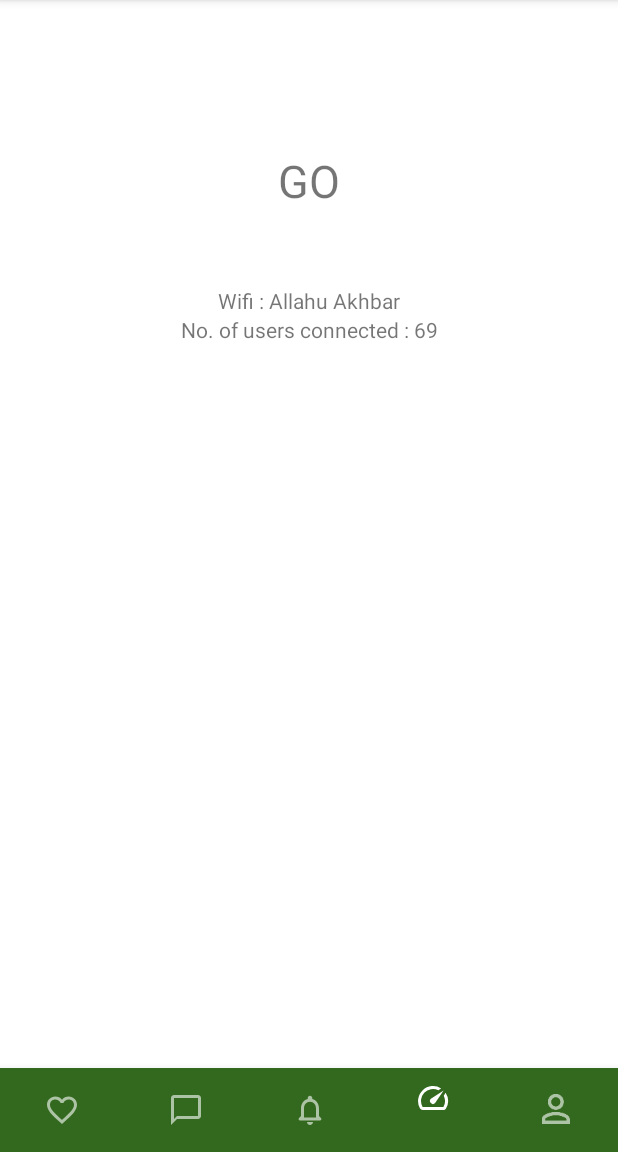
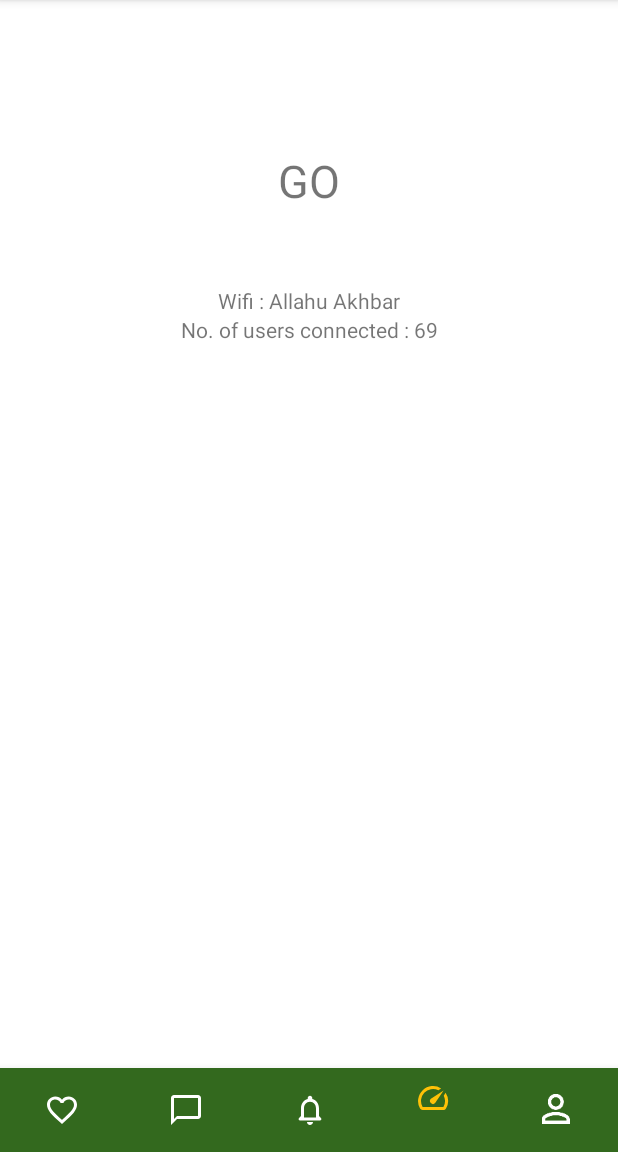
Before and after one commit to Deadshot619/EyHotspot, an Android app: the screen it shows after launch (BottomNavHomeActivity), item 4 of the bottom bar chosen, on a phone screen of 412 x 824 dp, the part 84-1236 px from its top. Run offline under Robolectric (Android 15) with nearby library versions, the phone set to English and light mode, and no system bars; our stand-ins replace data binding.

Commit message:
Add custom toolbar
- add styles to bottom nav

```diff
--- /dev/null
+++ b/app/src/main/res/color/bottom_nav_color.xml
@@ -0,0 +1,5 @@
+<?xml version="1.0" encoding="utf-8"?>
+<selector xmlns:android="http://schemas.android.com/apk/res/android">
+    <item android:state_checked="true" android:color="?attr/colorAccent" />
+    <item android:state_checked="false" android:color="?attr/colorOnPrimary"/>
+</selector>
--- a/app/src/main/res/values/styles.xml
+++ b/app/src/main/res/values/styles.xml
@@ -10,8 +10,8 @@
 
     <!--Bottom Nav Bar-->
     <style name="CustomBottomNav" parent="Widget.MaterialComponents.BottomNavigationView.Colored">
-        <item name="android:state_pressed">?attr/colorAccent</item>
-        <item name="android:state_checked">?attr/colorAccent</item>
+        <item name="itemTextColor">@color/bottom_nav_color</item>
+        <item name="itemIconTint">@color/bottom_nav_color</item>
         <item name="itemTextAppearanceActive">?attr/colorAccent</item>
     </style>
 
```
Also changed, not shown: app/src/main/res/drawable/ic_baseline_arrow_back_24.xml (added, +10 -0 lines), app/src/main/res/layout/layout_custom_toolbar.xml (added, +52 -0 lines), app/src/main/res/values/dimens.xml (+8 -0 lines).
